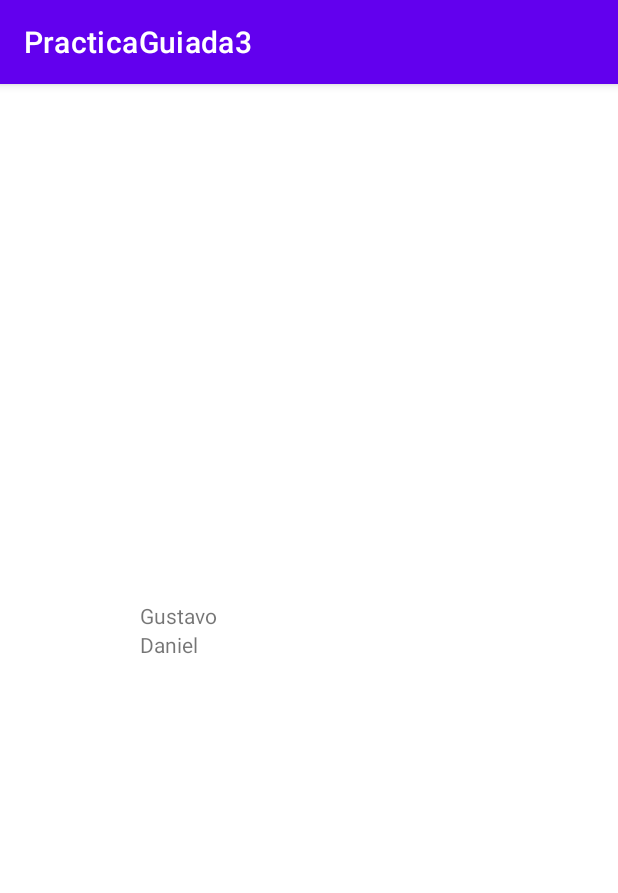
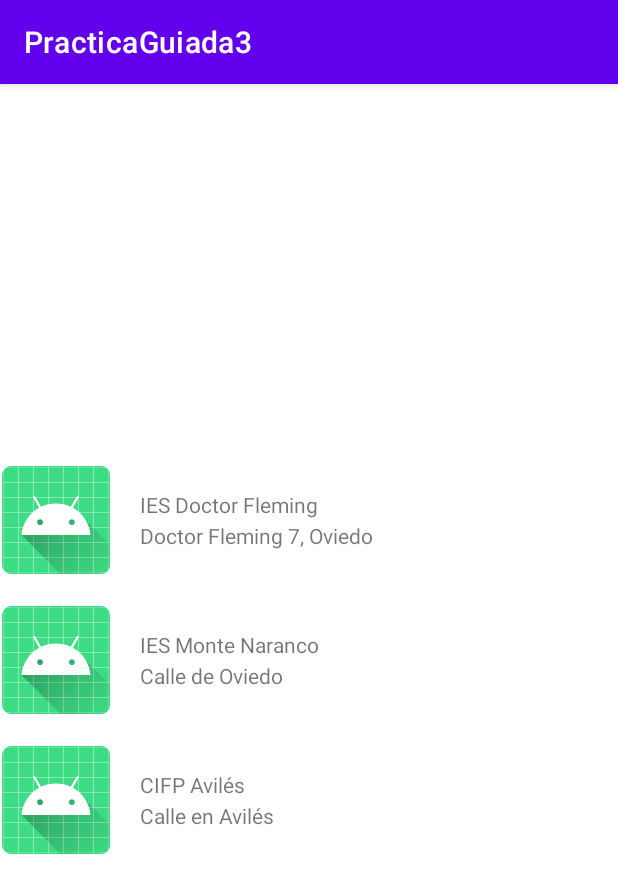
Before and after one commit to jluisym16/PMDP-Practica-Guiada-3, an Android app: the screen it shows after launch (MainActivity), on a phone screen of 412 x 824 dp. Shown: the top 893 px of the screen. Run offline under Robolectric (Android 15) with nearby library versions, the phone set to English and light mode, and no system bars.

Commit message:
Todo funciona

```diff
--- a/app/src/main/java/practicaguiada3/app/CentroAdapter.java
+++ b/app/src/main/java/practicaguiada3/app/CentroAdapter.java
@@ -3,6 +3,7 @@ package practicaguiada3.app;
 import android.view.LayoutInflater;
 import android.view.View;
 import android.view.ViewGroup;
+import android.widget.ImageView;
 import android.widget.TextView;
 
 import androidx.annotation.NonNull;
@@ -10,42 +11,34 @@ import androidx.recyclerview.widget.RecyclerView;
 
 import java.util.List;
 
-public class CentroAdapter extends RecyclerView.Adapter<CentroAdapter.Holder> {
-    static class Holder extends RecyclerView.ViewHolder{
-        final TextView nombre;
-        public Holder(View itemView){
-            super(itemView);
-            nombre= itemView.findViewById(R.id.textView);
+public class CentroAdapter extends RecyclerView.Adapter<CentroAdapter.ViewHolder> {
+    List<Centro>centros;
+    public CentroAdapter (List<Centro> modelList){centros =modelList;}
+
+    public ViewHolder onCreateViewHolder(@NonNull ViewGroup parent, int viewType){
+    View v=LayoutInflater.from(parent.getContext()).inflate(R.layout.fila, parent, false);
+    return new ViewHolder(v);
+    }
+    public void onBindViewHolder(@NonNull ViewHolder holder, int position){
+        holder.bind(centros.get(position));
+    }
+    public int getItemCount(){return centros.size();}
+
+    static class ViewHolder extends RecyclerView.ViewHolder{
+        private final TextView nombre;
+        private final TextView direccion;
+        private final ImageView imagen;
+
+        ViewHolder(View v){
+            super(v);
+            nombre=v.findViewById(R.id.nombre);
+            direccion=v.findViewById(R.id.direccion);
+            imagen=v.findViewById(R.id.imagen);
         }
-
-
-            /*
-             * va a declarar los atributos necesarios para hacer referencia a las vistas del recyclerView. Además recibe y asigna a esas listas los datos que le envie el adapter
-             *
-             */
-
-    }
-    List<String> nombres;
-
-    public CentroAdapter(List<String> nombres) {
-        this.nombres = nombres;
-    }
-
-    @NonNull
-    @Override
-    public CentroAdapter.Holder onCreateViewHolder(@NonNull ViewGroup parent, int viewType) {
-        View v= LayoutInflater.from(parent.getContext()).inflate(R.layout.fila, parent, false);
-        return new Holder(v);
-    }
-
-    @Override
-    public void onBindViewHolder(@NonNull CentroAdapter.Holder holder, int position) {
-    //va a ser encargado de pasarle al holder correspondiente el dato que esté en una posición concreta
-        holder.nombre.setText(nombres.get(position));
-    }
-
-    @Override
-    public int getItemCount() {
-        return nombres.size();
+        void bind(Centro centro){
+            nombre.setText(centro.getNombre());
+            direccion.setText(centro.getDireccion());
+            imagen.setImageResource(centro.getImagen());
+        }
     }
 }
--- a/app/src/main/java/practicaguiada3/app/MainActivity.java
+++ b/app/src/main/java/practicaguiada3/app/MainActivity.java
@@ -16,7 +16,11 @@ public class MainActivity extends AppCompatActivity {
         RecyclerView rv = findViewById(R.id.recyclerView);
         rv.setHasFixedSize(true);
         rv.setLayoutManager(new LinearLayoutManager(this));
-        List<String> l = Arrays.asList("Gustavo", "Daniel");
+        List<Centro> l = Arrays.asList(
+                new Centro ("IES Doctor Fleming", "Doctor Fleming 7, Oviedo", R.mipmap.ic_launcher),
+                new Centro ("IES Monte Naranco", "Calle de Oviedo", R.mipmap.ic_launcher),
+                new Centro ("CIFP Avilés", "Calle en Avilés", R.mipmap.ic_launcher)
+        );
         RecyclerView.Adapter adapter = new CentroAdapter(l);
         rv.setAdapter(adapter);
     }
--- a/app/src/main/res/layout/activity_main.xml
+++ b/app/src/main/res/layout/activity_main.xml
@@ -4,12 +4,13 @@
     xmlns:tools="http://schemas.android.com/tools"
     android:layout_width="match_parent"
     android:layout_height="match_parent"
-    tools:context=".MainActivity">
+    tools:context=".MainActivity"
+    tools:layout_editor_absoluteY="81dp">
 
     <androidx.recyclerview.widget.RecyclerView
         android:id="@+id/recyclerView"
-        android:layout_width="225dp"
-        android:layout_height="79dp"
+        android:layout_width="wrap_content"
+        android:layout_height="wrap_content"
         app:layout_constraintBottom_toBottomOf="parent"
         app:layout_constraintEnd_toEndOf="parent"
         app:layout_constraintStart_toStartOf="parent"
--- a/app/src/main/res/layout/fila.xml
+++ b/app/src/main/res/layout/fila.xml
@@ -1,13 +1,46 @@
 <?xml version="1.0" encoding="utf-8"?>
-<LinearLayout xmlns:android="http://schemas.android.com/apk/res/android"
+<androidx.constraintlayout.widget.ConstraintLayout xmlns:android="http://schemas.android.com/apk/res/android"
+    xmlns:app="http://schemas.android.com/apk/res-auto"
+    xmlns:tools="http://schemas.android.com/tools"
+    android:id="@+id/linearLayout"
     android:layout_width="match_parent"
-    android:layout_height="wrap_content"
-    android:orientation="horizontal">
+    android:layout_height="wrap_content" >
 
-    <TextView
-        android:id="@+id/textView"
-        android:layout_width="wrap_content"
-        android:layout_height="wrap_content"
-        android:layout_weight="1"
-        android:text="TextView" />
-</LinearLayout>
+    <androidx.constraintlayout.widget.ConstraintLayout
+        android:layout_width="410dp"
+        android:layout_height="93dp"
+        app:layout_constraintBottom_toBottomOf="parent"
+        app:layout_constraintEnd_toEndOf="parent"
+        app:layout_constraintHorizontal_bias="0.0"
+        app:layout_constraintStart_toStartOf="parent">
+
+        <TextView
+            android:id="@+id/direccion"
+            android:layout_width="0dp"
+            android:layout_height="wrap_content"
+            android:layout_marginStart="20dp"
+            android:layout_marginBottom="16dp"
+            android:text="TextView"
+            app:layout_constraintBottom_toBottomOf="@+id/imagen"
+            app:layout_constraintStart_toEndOf="@+id/imagen" />
+
+        <TextView
+            android:id="@+id/nombre"
+            android:layout_width="0dp"
+            android:layout_height="wrap_content"
+            android:layout_marginStart="20dp"
+            android:layout_marginTop="16dp"
+            android:text="TextView"
+            app:layout_constraintStart_toEndOf="@+id/imagen"
+            app:layout_constraintTop_toTopOf="@+id/imagen" />
+
+        <ImageView
+            android:id="@+id/imagen"
+            android:layout_width="wrap_content"
+            android:layout_height="wrap_content"
+            app:layout_constraintBottom_toBottomOf="parent"
+            app:layout_constraintTop_toTopOf="parent"
+            app:srcCompat="@mipmap/ic_launcher"
+            tools:layout_editor_absoluteX="16dp" />
+    </androidx.constraintlayout.widget.ConstraintLayout>
+</androidx.constraintlayout.widget.ConstraintLayout>
```
